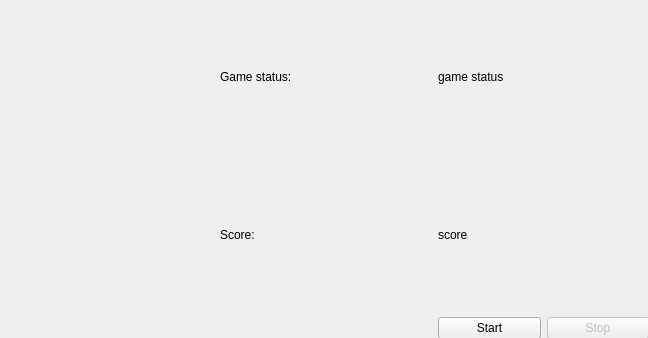
Qt form host/simon_gui/gameview.ui (Rajesh-Sec-Project/simon) before a commit.
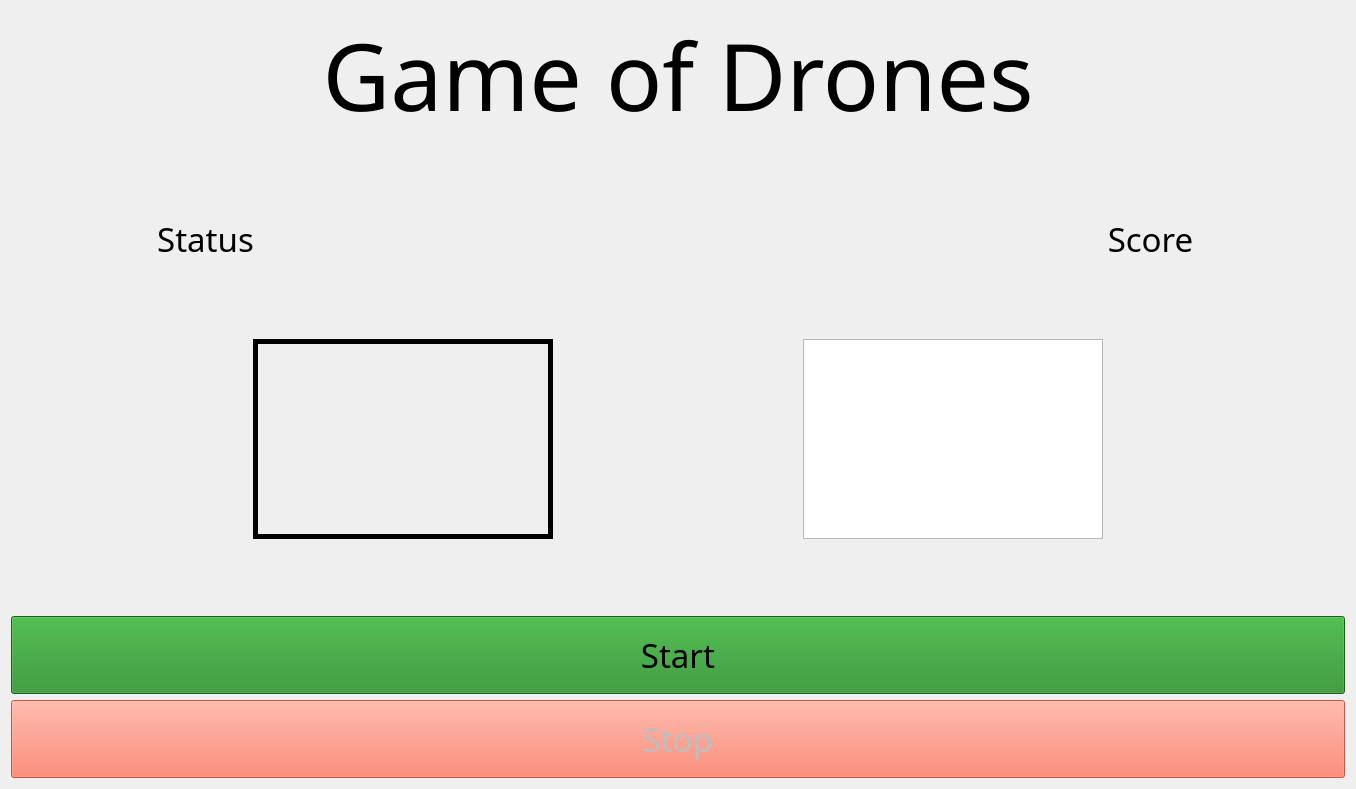
The same form after that commit. Custom widgets are drawn as their Qt base class.

Commit message: Created a skin for the game  - added some fonts  - changed layouts  - TODO:    - display tag position in gameview    - fix pause/resume bug    - fix score bug

Patch:
```diff
--- a/host/simon_gui/gameview.ui
+++ b/host/simon_gui/gameview.ui
@@ -6,81 +6,252 @@
    <rect>
     <x>0</x>
     <y>0</y>
-    <width>648</width>
-    <height>338</height>
+    <width>1356</width>
+    <height>789</height>
    </rect>
   </property>
   <property name="windowTitle">
    <string>Form</string>
   </property>
-  <widget class="QWidget" name="gridLayoutWidget">
-   <property name="geometry">
-    <rect>
-     <x>0</x>
-     <y>0</y>
-     <width>649</width>
-     <height>339</height>
-    </rect>
-   </property>
-   <layout class="QGridLayout" name="gridLayout_4">
-    <item row="0" column="0">
-     <widget class="GamePad" name="gamepad" native="true"/>
-    </item>
-    <item row="0" column="1" colspan="2">
-     <layout class="QGridLayout" name="gridLayout_2">
-      <item row="0" column="0">
-       <widget class="QLabel" name="label">
-        <property name="text">
-         <string>Game status:</string>
-        </property>
-       </widget>
-      </item>
-      <item row="1" column="0">
-       <widget class="QLabel" name="label_2">
-        <property name="text">
-         <string>Score:</string>
-        </property>
-       </widget>
-      </item>
-      <item row="0" column="1">
-       <widget class="QLabel" name="status">
-        <property name="text">
-         <string>game status</string>
-        </property>
-       </widget>
-      </item>
-      <item row="1" column="1">
-       <widget class="QLabel" name="score">
-        <property name="text">
-         <string>score</string>
-        </property>
-       </widget>
-      </item>
-      <item row="2" column="1">
-       <layout class="QGridLayout" name="gridLayout">
-        <item row="0" column="0">
-         <widget class="QPushButton" name="startPauseButton">
-          <property name="text">
-           <string>Start</string>
-          </property>
-         </widget>
-        </item>
-        <item row="0" column="1">
-         <widget class="QPushButton" name="stopButton">
-          <property name="enabled">
-           <bool>false</bool>
-          </property>
-          <property name="text">
-           <string>Stop</string>
-          </property>
-         </widget>
-        </item>
-       </layout>
-      </item>
-     </layout>
-    </item>
-   </layout>
-  </widget>
+  <layout class="QGridLayout" name="gridLayout">
+   <item row="5" column="0" colspan="7">
+    <spacer name="verticalSpacer">
+     <property name="orientation">
+      <enum>Qt::Vertical</enum>
+     </property>
+     <property name="sizeHint" stdset="0">
+      <size>
+       <width>738</width>
+       <height>85</height>
+      </size>
+     </property>
+    </spacer>
+   </item>
+   <item row="4" column="0">
+    <spacer name="horizontalSpacer">
+     <property name="orientation">
+      <enum>Qt::Horizontal</enum>
+     </property>
+     <property name="sizeHint" stdset="0">
+      <size>
+       <width>236</width>
+       <height>20</height>
+      </size>
+     </property>
+    </spacer>
+   </item>
+   <item row="2" column="2" colspan="3">
+    <spacer name="scoreSpacer">
+     <property name="orientation">
+      <enum>Qt::Horizontal</enum>
+     </property>
+     <property name="sizeHint" stdset="0">
+      <size>
+       <width>555</width>
+       <height>20</height>
+      </size>
+     </property>
+    </spacer>
+   </item>
+   <item row="0" column="0" colspan="7">
+    <widget class="QLabel" name="label">
+     <property name="font">
+      <font>
+       <family>ArcadeClassic</family>
+       <pointsize>70</pointsize>
+       <weight>50</weight>
+       <italic>false</italic>
+       <bold>false</bold>
+      </font>
+     </property>
+     <property name="styleSheet">
+      <string notr="true">font: 70pt &quot;ArcadeClassic&quot;;</string>
+     </property>
+     <property name="text">
+      <string>Game of Drones</string>
+     </property>
+     <property name="alignment">
+      <set>Qt::AlignCenter</set>
+     </property>
+    </widget>
+   </item>
+   <item row="2" column="0" colspan="2">
+    <widget class="QLabel" name="status">
+     <property name="font">
+      <font>
+       <family>ArcadeClassic</family>
+       <pointsize>25</pointsize>
+       <weight>50</weight>
+       <italic>false</italic>
+       <bold>false</bold>
+      </font>
+     </property>
+     <property name="styleSheet">
+      <string notr="true">font: 25pt &quot;ArcadeClassic&quot;;</string>
+     </property>
+     <property name="text">
+      <string>Status</string>
+     </property>
+     <property name="alignment">
+      <set>Qt::AlignCenter</set>
+     </property>
+    </widget>
+   </item>
+   <item row="7" column="0" colspan="7">
+    <widget class="QPushButton" name="stopButton">
+     <property name="enabled">
+      <bool>false</bool>
+     </property>
+     <property name="font">
+      <font>
+       <family>ArcadeClassic</family>
+       <pointsize>25</pointsize>
+       <weight>50</weight>
+       <italic>false</italic>
+       <bold>false</bold>
+      </font>
+     </property>
+     <property name="styleSheet">
+      <string notr="true">padding: 15px;
+background-color: Tomato;
+font: 25pt &quot;ArcadeClassic&quot;;</string>
+     </property>
+     <property name="text">
+      <string>Stop</string>
+     </property>
+    </widget>
+   </item>
+   <item row="4" column="1" colspan="2">
+    <widget class="GamePad" name="gamepad" native="true">
+     <property name="minimumSize">
+      <size>
+       <width>300</width>
+       <height>200</height>
+      </size>
+     </property>
+     <property name="maximumSize">
+      <size>
+       <width>300</width>
+       <height>200</height>
+      </size>
+     </property>
+     <property name="styleSheet">
+      <string notr="true">border: 5px solid black;</string>
+     </property>
+    </widget>
+   </item>
+   <item row="1" column="0" colspan="7">
+    <spacer name="verticalSpacer_2">
+     <property name="orientation">
+      <enum>Qt::Vertical</enum>
+     </property>
+     <property name="sizeHint" stdset="0">
+      <size>
+       <width>753</width>
+       <height>85</height>
+      </size>
+     </property>
+    </spacer>
+   </item>
+   <item row="4" column="6">
+    <spacer name="horizontalSpacer_2">
+     <property name="orientation">
+      <enum>Qt::Horizontal</enum>
+     </property>
+     <property name="sizeHint" stdset="0">
+      <size>
+       <width>236</width>
+       <height>20</height>
+      </size>
+     </property>
+    </spacer>
+   </item>
+   <item row="6" column="0" colspan="7">
+    <widget class="QPushButton" name="startPauseButton">
+     <property name="font">
+      <font>
+       <family>ArcadeClassic</family>
+       <pointsize>25</pointsize>
+       <weight>50</weight>
+       <italic>false</italic>
+       <bold>false</bold>
+      </font>
+     </property>
+     <property name="styleSheet">
+      <string notr="true">padding: 15px;
+background-color: ForestGreen;
+font: 25pt &quot;ArcadeClassic&quot;;</string>
+     </property>
+     <property name="text">
+      <string>Start</string>
+     </property>
+    </widget>
+   </item>
+   <item row="2" column="5" colspan="2">
+    <widget class="QLabel" name="score">
+     <property name="font">
+      <font>
+       <family>ArcadeClassic</family>
+       <pointsize>25</pointsize>
+       <weight>50</weight>
+       <italic>false</italic>
+       <bold>false</bold>
+      </font>
+     </property>
+     <property name="styleSheet">
+      <string notr="true">font: 25pt &quot;ArcadeClassic&quot;;</string>
+     </property>
+     <property name="text">
+      <string>Score</string>
+     </property>
+     <property name="alignment">
+      <set>Qt::AlignCenter</set>
+     </property>
+    </widget>
+   </item>
+   <item row="3" column="0" colspan="7">
+    <spacer name="verticalSpacer_4">
+     <property name="orientation">
+      <enum>Qt::Vertical</enum>
+     </property>
+     <property name="sizeHint" stdset="0">
+      <size>
+       <width>728</width>
+       <height>85</height>
+      </size>
+     </property>
+    </spacer>
+   </item>
+   <item row="4" column="4" colspan="2">
+    <widget class="QGraphicsView" name="tagDisplay">
+     <property name="minimumSize">
+      <size>
+       <width>300</width>
+       <height>200</height>
+      </size>
+     </property>
+     <property name="maximumSize">
+      <size>
+       <width>300</width>
+       <height>200</height>
+      </size>
+     </property>
+    </widget>
+   </item>
+   <item row="4" column="3">
+    <spacer name="horizontalSpacer_3">
+     <property name="orientation">
+      <enum>Qt::Horizontal</enum>
+     </property>
+     <property name="sizeHint" stdset="0">
+      <size>
+       <width>40</width>
+       <height>20</height>
+      </size>
+     </property>
+    </spacer>
+   </item>
+  </layout>
  </widget>
  <customwidgets>
   <customwidget>
```
The commit also changes 12 other files.
